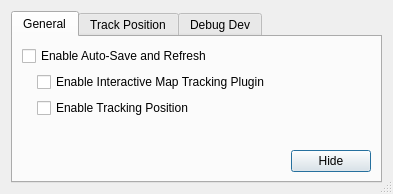
Above: interactive_map_tracking_dialog_base.ui from Remi-C/interactive_map_tracking before the change. Below: the same form after it.
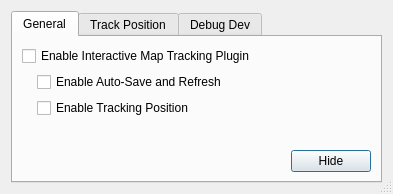
That is the form after the change. The open tabs and pages were chosen to show the change. Icons and pictures are not drawn.

Commit message: Update .ui file (GUI interface for our plug) from 'master' branch

The edit to the form file:
```diff
--- a/interactive_map_tracking_dialog_base.ui
+++ b/interactive_map_tracking_dialog_base.ui
@@ -33,7 +33,7 @@
    <item row="0" column="0">
     <widget class="QTabWidget" name="IMT_Window_Tabs">
      <property name="currentIndex">
-      <number>0</number>
+      <number>1</number>
      </property>
      <widget class="QWidget" name="tab_general">
       <property name="enabled">
@@ -61,15 +61,11 @@
          <property name="fieldGrowthPolicy">
           <enum>QFormLayout::AllNonFixedFieldsGrow</enum>
          </property>
-         <item row="0" column="0">
-          <widget class="QCheckBox" name="enableAutoSave">
-           <property name="text">
-            <string>Enable Auto-Save and Refresh</string>
-           </property>
-          </widget>
-         </item>
-         <item row="1" column="0">
+         <item row="2" column="0">
           <layout class="QFormLayout" name="formLayout_4">
+           <property name="fieldGrowthPolicy">
+            <enum>QFormLayout::AllNonFixedFieldsGrow</enum>
+           </property>
            <property name="formAlignment">
             <set>Qt::AlignRight|Qt::AlignTop|Qt::AlignTrailing</set>
            </property>
@@ -79,22 +75,29 @@
            <property name="leftMargin">
             <number>15</number>
            </property>
-           <item row="1" column="0">
+           <item row="2" column="0">
             <widget class="QCheckBox" name="enableTrackPosition">
              <property name="text">
               <string>Enable Tracking Position</string>
              </property>
             </widget>
            </item>
-           <item row="0" column="0">
-            <widget class="QCheckBox" name="enablePlugin">
+           <item row="1" column="0">
+            <widget class="QCheckBox" name="enableAutoSave">
              <property name="text">
-              <string>Enable Interactive Map Tracking Plugin</string>
+              <string>Enable Auto-Save and Refresh</string>
              </property>
             </widget>
            </item>
           </layout>
          </item>
+         <item row="1" column="0">
+          <widget class="QCheckBox" name="enablePlugin">
+           <property name="text">
+            <string>Enable Interactive Map Tracking Plugin</string>
+           </property>
+          </widget>
+         </item>
         </layout>
        </item>
        <item row="2" column="0">
@@ -196,7 +199,7 @@
        <item row="3" column="1">
         <widget class="QLineEdit" name="threshold_extent">
          <property name="text">
-          <string>200</string>
+          <string>1:300</string>
          </property>
          <property name="maxLength">
           <number>9</number>
```
